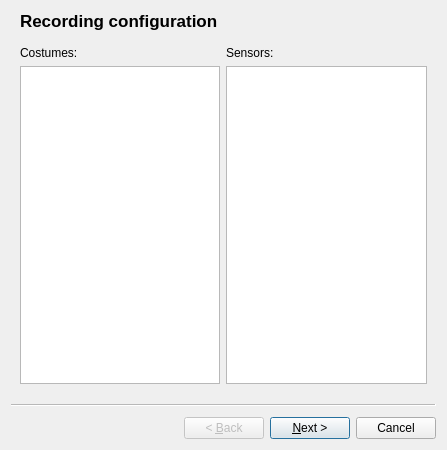
Old version of the form trunk/src/edr/src/plugins/imuCostume/ui/RecordingWizard.ui in the repository mk4me/hm-mde-one.
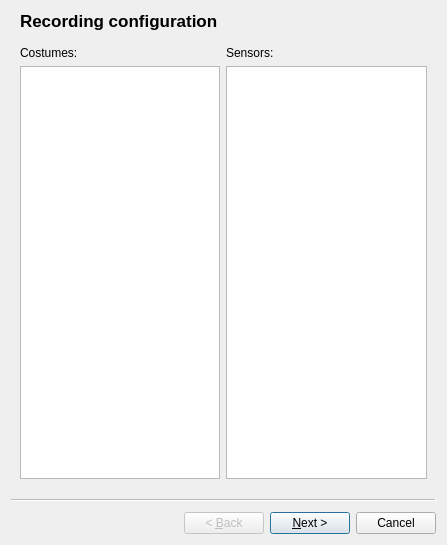
New version of the form.

What changed in the file:
```diff
--- a/trunk/src/edr/src/plugins/imuCostume/ui/RecordingWizard.ui
+++ b/trunk/src/edr/src/plugins/imuCostume/ui/RecordingWizard.ui
@@ -7,7 +7,7 @@
     <x>0</x>
     <y>0</y>
     <width>447</width>
-    <height>450</height>
+    <height>545</height>
    </rect>
   </property>
   <property name="windowTitle">
```
